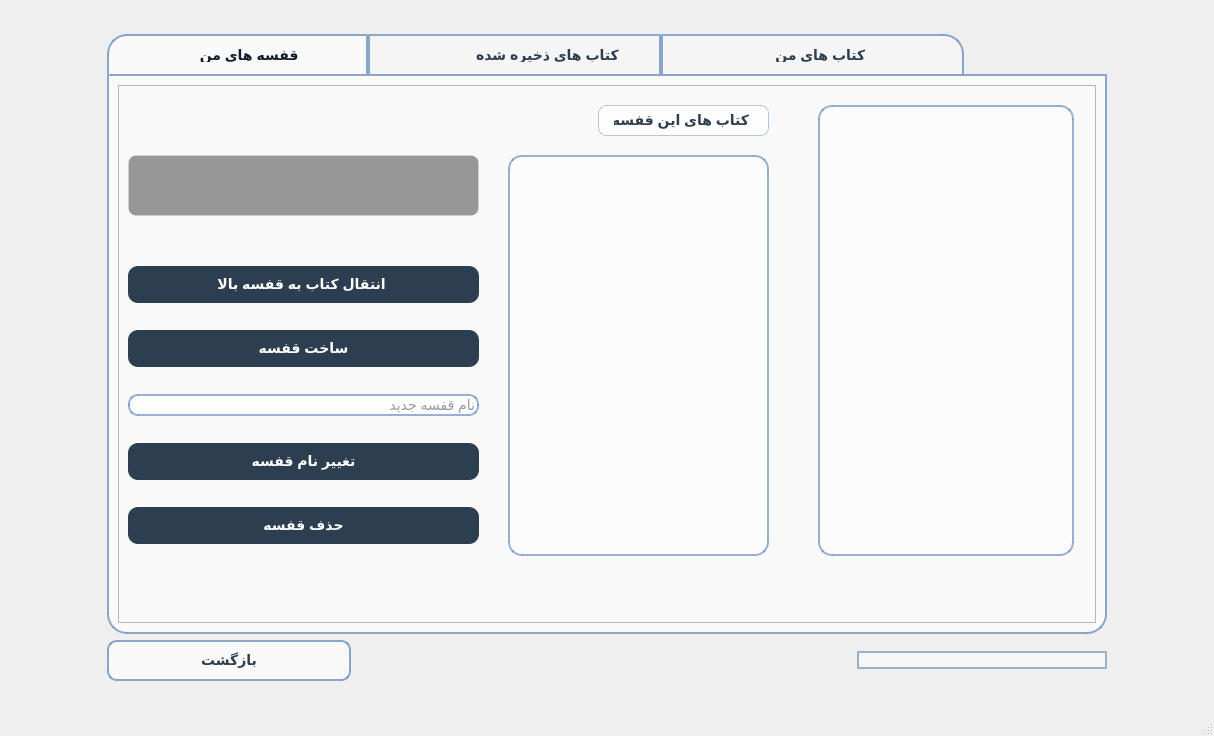
This is client/librarywindow_c.ui in afkhamis1386-afk/bookCLUB_Project as Qt 5 draws it before an edit. The edited form follows.
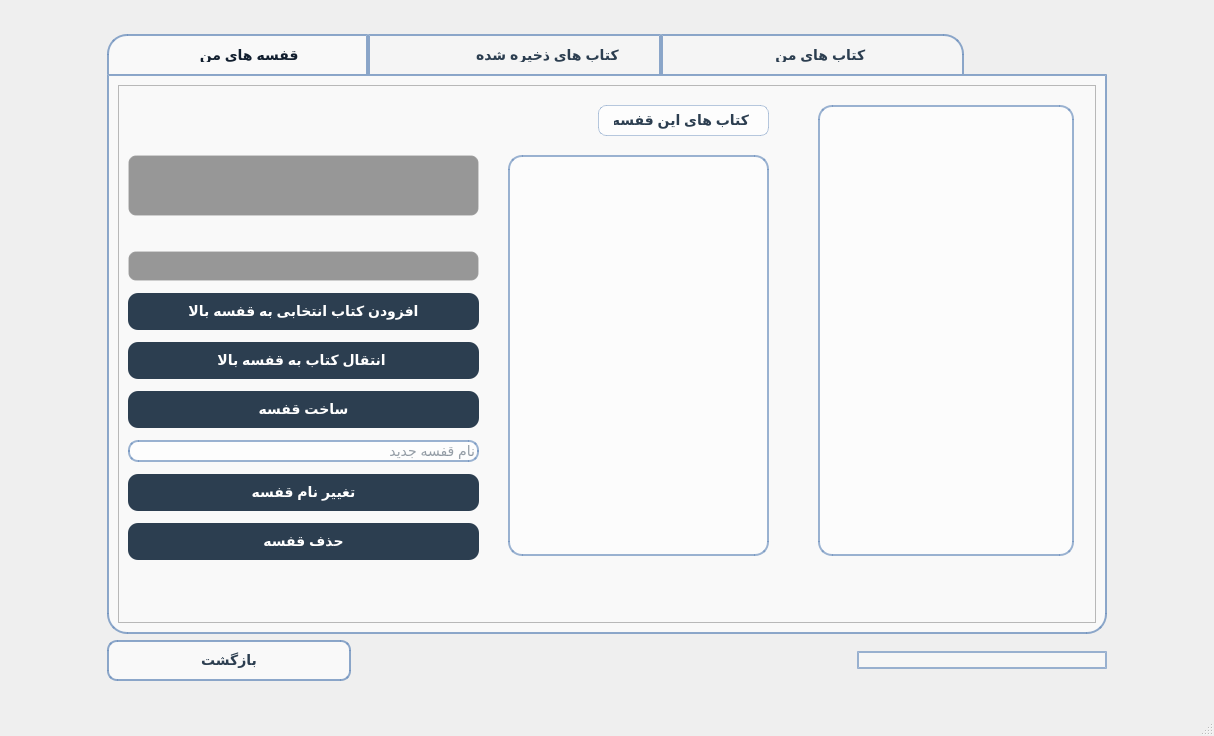
This is the edited form. The open tabs and pages were chosen to show the change. Icons and pictures are not drawn.

Commit message:
feat(library): add ability to add purchased books to shelves
- Added UI slot and button connection for adding books to a shelf.
- Implemented populateAddBookCombo to fill the combobox with purchased books.
- Connected LibraryController signals 'bookAddedToShelf' and 'bookAddToShelfFailed'.

```diff
--- a/client/librarywindow_c.ui
+++ b/client/librarywindow_c.ui
@@ -378,6 +378,35 @@
             </rect>
            </property>
            <layout class="QVBoxLayout" name="verticalLayout">
+            <item>
+             <widget class="QComboBox" name="addBookComboBox">
+              <property name="styleSheet">
+               <string notr="true">QComboBox {
+               background-color: rgba(0, 0, 0, 100);
+               color: white;
+               border: 1px solid rgba(255, 255, 255, 30);
+               border-radius: 8px;
+               padding: 5px 10px;
+               font-size: 14px;
+           }
+           QComboBox::drop-down {
+               border: none;
+           }
+           QComboBox QAbstractItemView {
+               background-color: rgba(0, 0, 0, 200);
+               color: white;
+               selection-background-color: rgba(45, 95, 139, 150);
+           }</string>
+              </property>
+             </widget>
+            </item>
+            <item>
+             <widget class="QPushButton" name="addBookToShelfButton">
+              <property name="text">
+               <string>افزودن کتاب انتخابی به قفسه بالا</string>
+              </property>
+             </widget>
+            </item>
             <item>
              <widget class="QPushButton" name="moveBookButton">
               <property name="text">
```
Left out of the diff: 2 changed lines with no effect on the pictures. The commit also changes 2 other files.
